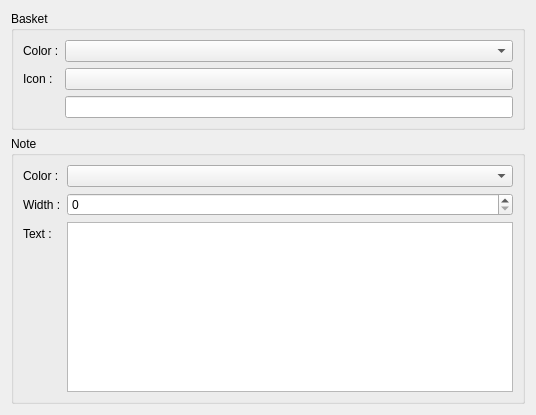
leroy-anthony/weshtunotes, file src/config/AppareanceSettings.ui: the form before one commit.
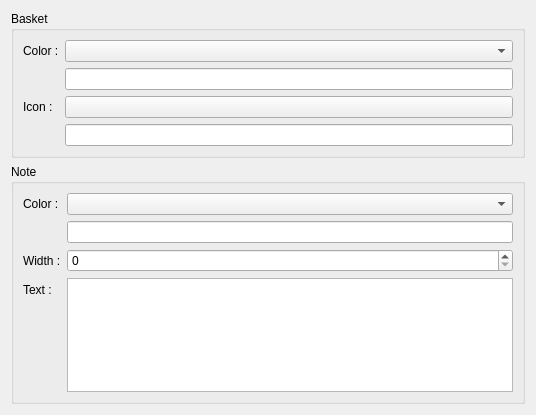
The form after the commit. Custom widgets are drawn as their Qt base class.

Commit message: - Fix appareance page dialog for color combo : color value aren't save correctly, KDE bug ?  Use string instead of.

```diff
--- a/src/config/AppareanceSettings.ui
+++ b/src/config/AppareanceSettings.ui
@@ -37,36 +37,39 @@
        </widget>
       </item>
       <item row="0" column="1">
-       <widget class="KColorCombo" name="kcfg_colorItem">
+       <widget class="KColorCombo" name="m_colorItem">
         <property name="enabled">
          <bool>true</bool>
         </property>
        </widget>
       </item>
-      <item row="1" column="0">
+      <item row="2" column="0">
        <widget class="QLabel" name="label_2">
         <property name="text">
          <string>Width :</string>
         </property>
        </widget>
       </item>
-      <item row="1" column="1">
+      <item row="2" column="1">
        <widget class="KIntSpinBox" name="kcfg_widthNote">
         <property name="singleStep">
          <number>10</number>
         </property>
        </widget>
       </item>
-      <item row="2" column="0">
+      <item row="3" column="0">
        <widget class="QLabel" name="label_3">
         <property name="text">
          <string>Text :</string>
         </property>
        </widget>
       </item>
-      <item row="2" column="1">
+      <item row="3" column="1">
        <widget class="KTextEdit" name="kcfg_textItem"/>
       </item>
+      <item row="1" column="1">
+       <widget class="QLineEdit" name="kcfg_colorItem"/>
+      </item>
      </layout>
     </widget>
    </item>
@@ -77,7 +80,7 @@
      </property>
      <layout class="QFormLayout" name="formLayout_3">
       <item row="0" column="1">
-       <widget class="KColorCombo" name="kcfg_colorBasket">
+       <widget class="KColorCombo" name="m_colorBasket">
         <property name="enabled">
          <bool>true</bool>
         </property>
@@ -103,6 +106,9 @@
       <item row="3" column="1">
        <widget class="QLineEdit" name="kcfg_iconBasket"/>
       </item>
+      <item row="1" column="1">
+       <widget class="QLineEdit" name="kcfg_colorBasket"/>
+      </item>
      </layout>
     </widget>
    </item>
@@ -114,16 +120,16 @@
    <extends>QPushButton</extends>
    <header>kicondialog.h</header>
   </customwidget>
-  <customwidget>
-   <class>KIntSpinBox</class>
-   <extends>QSpinBox</extends>
-   <header>knuminput.h</header>
-  </customwidget>
   <customwidget>
    <class>KColorCombo</class>
    <extends>QComboBox</extends>
    <header>kcolorcombo.h</header>
   </customwidget>
+  <customwidget>
+   <class>KIntSpinBox</class>
+   <extends>QSpinBox</extends>
+   <header>knuminput.h</header>
+  </customwidget>
   <customwidget>
    <class>KTextEdit</class>
    <extends>QTextEdit</extends>
```
Left out of the diff: 3 changed lines with no effect on the pictures. The commit also changes 8 other files.
